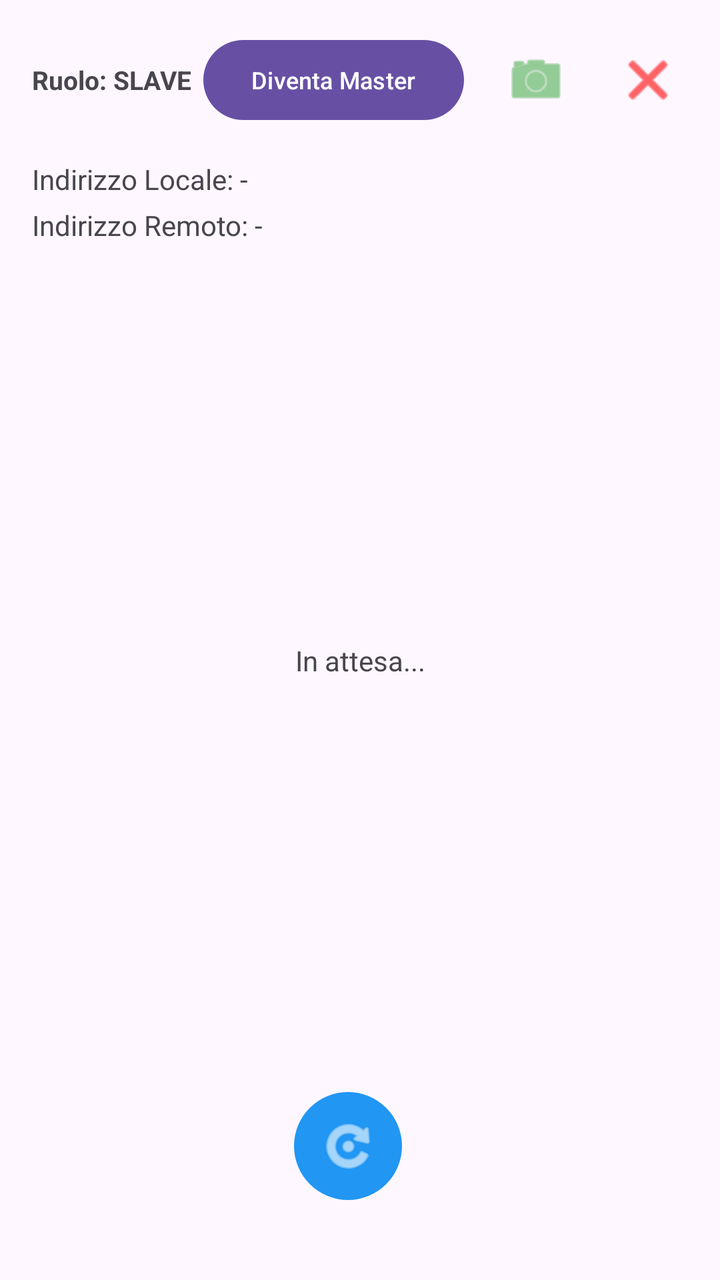
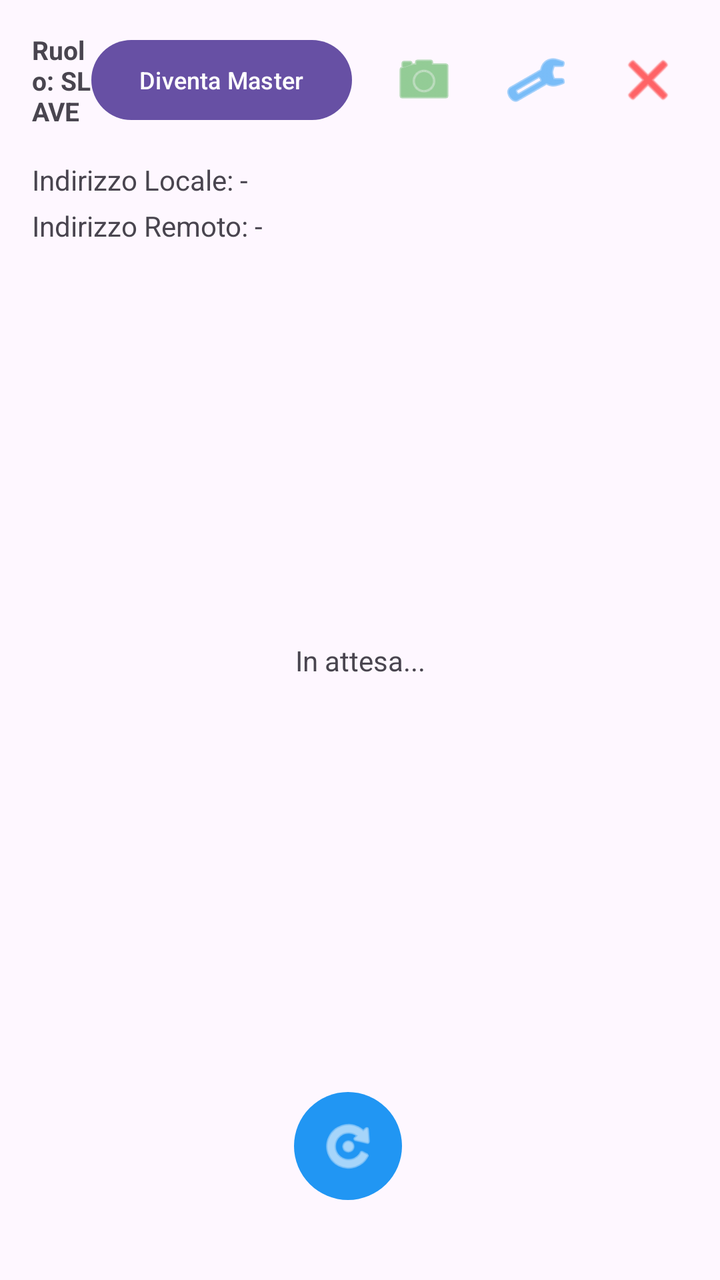

Before-and-after screenshots of an Android layout around one commit, followed by the original layout XML and the change that was made.
<!-- AndroidManifest.xml: application theme Theme.Remote_camera -->
<!-- res/layout/activity_main.xml -->
<?xml version="1.0" encoding="utf-8"?>
<androidx.constraintlayout.widget.ConstraintLayout xmlns:android="http://schemas.android.com/apk/res/android"
    xmlns:app="http://schemas.android.com/apk/res-auto"
    xmlns:tools="http://schemas.android.com/tools"
    android:id="@+id/main"
    android:layout_width="match_parent"
    android:layout_height="match_parent"
    tools:context=".MainActivity">

    <LinearLayout
        android:id="@+id/topBar"
        android:layout_width="match_parent"
        android:layout_height="wrap_content"
        android:orientation="horizontal"
        android:padding="16dp"
        android:gravity="center_vertical"
        app:layout_constraintTop_toTopOf="parent">

        <TextView
            android:id="@+id/roleLabel"
            android:layout_width="0dp"
            android:layout_height="wrap_content"
            android:layout_weight="1"
            android:text="Ruolo: SLAVE"
            android:textSize="13sp"
            android:textStyle="bold" />

        <Button
            android:id="@+id/becomeMasterButton"
            android:layout_width="wrap_content"
            android:layout_height="wrap_content"
            android:text="Diventa Master"
            android:textSize="12sp"
            android:visibility="visible" />

        <ImageButton
            android:id="@+id/switchCameraButton"
            android:layout_width="40dp"
            android:layout_height="40dp"
            android:layout_marginStart="16dp"
            android:background="?attr/selectableItemBackgroundBorderless"
            android:scaleType="centerInside"
            android:src="@android:drawable/ic_menu_camera"
            app:tint="#4CAF50" />

        <ImageButton
            android:id="@+id/closeButton"
            android:layout_width="40dp"
            android:layout_height="40dp"
            android:layout_marginStart="16dp"
            android:background="?attr/selectableItemBackgroundBorderless"
            android:scaleType="centerInside"
            android:src="@android:drawable/ic_menu_close_clear_cancel"
            app:tint="#FF0000" />
    </LinearLayout>

    <LinearLayout
        android:id="@+id/statusLayout"
        android:layout_width="match_parent"
        android:layout_height="wrap_content"
        android:orientation="vertical"
        android:paddingHorizontal="16dp"
        app:layout_constraintTop_toBottomOf="@id/topBar">

        <TextView
            android:id="@+id/localIpTextView"
            android:layout_width="wrap_content"
            android:layout_height="wrap_content"
            android:text="Indirizzo Locale: -"
            android:textSize="14sp" />

        <TextView
            android:id="@+id/remoteIpTextView"
            android:layout_width="wrap_content"
            android:layout_height="wrap_content"
            android:text="Indirizzo Remoto: -"
            android:textSize="14sp"
            android:layout_marginTop="4dp" />
    </LinearLayout>

    <FrameLayout
        android:id="@+id/cameraContainer"
        android:layout_width="300dp"
        android:layout_height="300dp"
        android:background="#000"
        android:visibility="gone"
        app:layout_constraintBottom_toTopOf="@id/focusControlLayout"
        app:layout_constraintEnd_toEndOf="parent"
        app:layout_constraintStart_toStartOf="parent"
        app:layout_constraintTop_toBottomOf="@id/statusLayout"
        app:layout_constraintVertical_chainStyle="packed">

        <ImageView
            android:id="@+id/remoteImageView"
            android:layout_width="match_parent"
            android:layout_height="match_parent"
            android:scaleType="centerCrop"
            android:visibility="gone" />

        <androidx.camera.view.PreviewView
            android:id="@+id/localPreviewView"
            android:layout_width="match_parent"
            android:layout_height="match_parent"
            android:visibility="gone" />
    </FrameLayout>

    <LinearLayout
        android:id="@+id/focusControlLayout"
        android:layout_width="match_parent"
        android:layout_height="wrap_content"
        android:orientation="vertical"
        android:padding="16dp"
        android:visibility="gone"
        app:layout_constraintTop_toBottomOf="@id/cameraContainer"
        app:layout_constraintBottom_toTopOf="@id/statusTextView">

        <LinearLayout
            android:layout_width="match_parent"
            android:layout_height="wrap_content"
            android:orientation="horizontal"
            android:gravity="center_vertical"
            android:layout_marginBottom="8dp">

            <TextView
                android:layout_width="wrap_content"
                android:layout_height="wrap_content"
                android:text="AF"
                android:textSize="12sp"
                android:layout_marginEnd="8dp"
                android:textColor="#FFFFFF"/>

            <androidx.appcompat.widget.SwitchCompat
                android:id="@+id/autofocusSwitch"
                android:layout_width="wrap_content"
                android:layout_height="wrap_content"
                android:checked="true" />

            <SeekBar
                android:id="@+id/focusSeekBar"
                android:layout_width="0dp"
                android:layout_height="wrap_content"
                android:layout_weight="1"
                android:max="100"
                android:visibility="gone" />
        </LinearLayout>

        <LinearLayout
            android:layout_width="match_parent"
            android:layout_height="wrap_content"
            android:orientation="horizontal"
            android:gravity="center_vertical"
            android:layout_marginBottom="8dp">

            <TextView
                android:id="@+id/resolutionLabelTextView"
                android:layout_width="wrap_content"
                android:layout_height="wrap_content"
                android:text="Risoluzione: Media (1080p)"
                android:textSize="12sp"
                android:textColor="#FFFFFF"
                android:layout_marginEnd="8dp" />

            <SeekBar
                android:id="@+id/resolutionSeekBar"
                android:layout_width="0dp"
                android:layout_height="wrap_content"
                android:layout_weight="1"
                android:max="2"
                android:progress="1" />
        </LinearLayout>

        <LinearLayout
            android:layout_width="match_parent"
            android:layout_height="wrap_content"
            android:orientation="horizontal"
            android:gravity="center_vertical">

            <TextView
                android:id="@+id/zoomLabelTextView"
                android:layout_width="wrap_content"
                android:layout_height="wrap_content"
                android:text="Zoom: 1.0x"
                android:textSize="12sp"
                android:textColor="#FFFFFF"
                android:layout_marginEnd="8dp" />

            <SeekBar
                android:id="@+id/zoomSeekBar"
                android:layout_width="0dp"
                android:layout_height="wrap_content"
                android:layout_weight="1"
                android:max="100"
                android:progress="0" />
        </LinearLayout>
    </LinearLayout>

    <TextView
        android:id="@+id/statusTextView"
        android:layout_width="wrap_content"
        android:layout_height="wrap_content"
        android:text="In attesa..."
        android:padding="16dp"
        android:gravity="center"
        app:layout_constraintBottom_toTopOf="@id/bottomActionsBar"
        app:layout_constraintEnd_toEndOf="parent"
        app:layout_constraintStart_toStartOf="parent"
        app:layout_constraintTop_toBottomOf="@id/focusControlLayout" />

    <LinearLayout
        android:id="@+id/bottomActionsBar"
        android:layout_width="wrap_content"
        android:layout_height="wrap_content"
        android:orientation="horizontal"
        android:gravity="center"
        android:padding="8dp"
        android:layout_marginBottom="32dp"
        app:layout_constraintBottom_toBottomOf="parent"
        app:layout_constraintEnd_toEndOf="parent"
        app:layout_constraintStart_toStartOf="parent">

        
        <ImageButton
            android:id="@+id/scanButton"
            android:layout_width="54dp"
            android:layout_height="54dp"
            android:layout_marginEnd="12dp"
            android:background="@drawable/circle_button_background"
            android:src="@android:drawable/ic_menu_rotate"
            android:scaleType="centerInside"
            android:padding="12dp"
            android:contentDescription="Nuova Scansione"
            app:tint="#FFFFFF" />

        
        <ImageButton
            android:id="@+id/captureButton"
            android:layout_width="64dp"
            android:layout_height="64dp"
            android:layout_marginEnd="12dp"
            android:background="@drawable/circle_red_button_background"
            android:src="@android:drawable/ic_menu_camera"
            android:scaleType="centerInside"
            android:padding="12dp"
            android:contentDescription="Scatta Foto"
            android:visibility="gone"
            app:tint="#FFFFFF" />

        
        <ImageButton
            android:id="@+id/editPhotoButton"
            android:layout_width="54dp"
            android:layout_height="54dp"
            android:layout_marginEnd="12dp"
            android:background="@drawable/circle_button_background"
            android:src="@android:drawable/ic_menu_edit"
            android:scaleType="centerInside"
            android:padding="12dp"
            android:contentDescription="Modifica foto"
            android:visibility="gone"
            app:tint="#FFFFFF" />

        
        <ImageButton
            android:id="@+id/recognizeLegoButton"
            android:layout_width="54dp"
            android:layout_height="54dp"
            android:layout_marginEnd="12dp"
            android:background="@drawable/circle_button_background"
            android:src="@android:drawable/ic_menu_search"
            android:scaleType="centerInside"
            android:padding="12dp"
            android:contentDescription="Riconosci Lego"
            android:visibility="gone"
            app:tint="#FFFFFF" />

        
        <ImageButton
            android:id="@+id/loadPhotoButton"
            android:layout_width="54dp"
            android:layout_height="54dp"
            android:background="@drawable/circle_button_background"
            android:src="@android:drawable/ic_menu_gallery"
            android:scaleType="centerInside"
            android:padding="12dp"
            android:contentDescription="Carica Foto"
            android:visibility="gone"
            app:tint="#FFFFFF" />
    </LinearLayout>

    
    <FrameLayout
        android:id="@+id/slavePaletteContainer"
        android:layout_width="match_parent"
        android:layout_height="match_parent"
        android:background="#FF1E1E1E"
        android:visibility="gone"
        android:clickable="true"
        android:focusable="true"
        android:elevation="25dp">

        <LinearLayout
            android:layout_width="match_parent"
            android:layout_height="match_parent"
            android:orientation="vertical"
            android:padding="20dp"
            android:gravity="center_horizontal">

            <TextView
                android:layout_width="wrap_content"
                android:layout_height="wrap_content"
                android:text="Strumenti &amp; Colori Disegno"
                android:textColor="#FFFFFF"
                android:textSize="22sp"
                android:textStyle="bold"
                android:layout_marginTop="24dp" />

            <TextView
                android:id="@+id/paletteBadgeTextView"
                android:layout_width="wrap_content"
                android:layout_height="wrap_content"
                android:text="PALETTE ASSEGNATA: STRUMENTI"
                android:textColor="#2196F3"
                android:textSize="13sp"
                android:textStyle="bold"
                android:background="#332196F3"
                android:paddingHorizontal="14dp"
                android:paddingVertical="6dp"
                android:layout_marginTop="8dp" />

            <TextView
                android:id="@+id/paletteBadgeDescTextView"
                android:layout_width="wrap_content"
                android:layout_height="wrap_content"
                android:text="Dispositivo dedicato per la palette assegnata"
                android:textColor="#CCCCCC"
                android:textSize="12sp"
                android:layout_marginTop="4dp"
                android:layout_marginBottom="10dp" />

            
            <LinearLayout
                android:id="@+id/paletteTabsLayout"
                android:layout_width="match_parent"
                android:layout_height="wrap_content"
                android:orientation="horizontal"
                android:gravity="center"
                android:layout_marginBottom="12dp">

                <Button
                    android:id="@+id/tabPalette1Button"
                    android:layout_width="0dp"
                    android:layout_height="40dp"
                    android:layout_weight="1"
                    android:text="1. Strumenti"
                    android:textSize="11sp"
                    android:layout_marginEnd="4dp" />

                <Button
                    android:id="@+id/tabPalette2Button"
                    android:layout_width="0dp"
                    android:layout_height="40dp"
                    android:layout_weight="1"
                    android:text="2. Colori"
                    android:textSize="11sp"
                    android:layout_marginEnd="4dp" />

                <Button
                    android:id="@+id/tabPalette3Button"
                    android:layout_width="0dp"
                    android:layout_height="40dp"
                    android:layout_weight="1"
                    android:text="3. Sfumature"
                    android:textSize="11sp" />
            </LinearLayout>

            <ScrollView
                android:layout_width="match_parent"
                android:layout_height="0dp"
                android:layout_weight="1">

                <LinearLayout
                    android:layout_width="match_parent"
                    android:layout_height="wrap_content"
                    android:orientation="vertical">

                    
                    <LinearLayout
                        android:id="@+id/paletteToolsContainer"
                        android:layout_width="match_parent"
                        android:layout_height="wrap_content"
                        android:orientation="vertical">

                        <TextView
                            android:layout_width="wrap_content"
                            android:layout_height="wrap_content"
                            android:text="Palette Strumenti"
                            android:textColor="#2196F3"
                            android:textSize="16sp"
                            android:textStyle="bold"
                            android:layout_marginBottom="8dp" />

                        <LinearLayout
                            android:layout_width="match_parent"
                            android:layout_height="wrap_content"
                            android:orientation="vertical"
                            android:background="#2A2A2A"
                            android:padding="16dp"
                            android:layout_marginBottom="20dp">

                            <LinearLayout
                                android:layout_width="match_parent"
                                android:layout_height="wrap_content"
                                android:orientation="horizontal"
                                android:gravity="center_vertical">

                                <TextView
                                    android:layout_width="0dp"
                                    android:layout_height="wrap_content"
                                    android:layout_weight="1"
                                    android:text="Dimensione Pennello"
                                    android:textColor="#FFFFFF"
                                    android:textSize="14sp" />

                                <TextView
                                    android:id="@+id/brushSizeValueTextView"
                                    android:layout_width="wrap_content"
                                    android:layout_height="wrap_content"
                                    android:text="12 px"
                                    android:textColor="#2196F3"
                                    android:textSize="14sp"
                                    android:textStyle="bold" />
                            </LinearLayout>

                            <LinearLayout
                                android:layout_width="match_parent"
                                android:layout_height="wrap_content"
                                android:orientation="horizontal"
                                android:gravity="center_vertical"
                                android:layout_marginTop="12dp">

                                <View
                                    android:id="@+id/brushSizePreviewView"
                                    android:layout_width="24dp"
                                    android:layout_height="24dp"
                                    android:background="@drawable/circle_button_background"
                                    android:layout_marginEnd="12dp" />

                                <SeekBar
                                    android:id="@+id/brushSizeSeekBar"
                                    android:layout_width="0dp"
                                    android:layout_height="wrap_content"
                                    android:layout_weight="1"
                                    android:min="2"
                                    android:max="80"
                                    android:progress="12" />
                            </LinearLayout>
                        </LinearLayout>
                    </LinearLayout>

                    
                    <LinearLayout
                        android:id="@+id/paletteColorsContainer"
                        android:layout_width="match_parent"
                        android:layout_height="wrap_content"
                        android:orientation="vertical">

                        <TextView
                            android:layout_width="wrap_content"
                            android:layout_height="wrap_content"
                            android:text="Palette Colori"
                            android:textColor="#2196F3"
                            android:textSize="16sp"
                            android:textStyle="bold"
                            android:layout_marginBottom="8dp" />

                        <LinearLayout
                            android:id="@+id/colorPaletteLayout"
                            android:layout_width="match_parent"
                            android:layout_height="wrap_content"
                            android:orientation="vertical"
                            android:gravity="center_horizontal"
                            android:layout_marginBottom="20dp" />
                    </LinearLayout>

                    
                    <LinearLayout
                        android:id="@+id/paletteShadesContainer"
                        android:layout_width="match_parent"
                        android:layout_height="wrap_content"
                        android:orientation="vertical">

                        <TextView
                            android:layout_width="wrap_content"
                            android:layout_height="wrap_content"
                            android:text="Palette Color Scheme &amp; Sfumature"
                            android:textColor="#2196F3"
                            android:textSize="16sp"
                            android:textStyle="bold"
                            android:layout_marginTop="10dp"
                            android:layout_marginBottom="8dp" />

                        <LinearLayout
                        android:id="@+id/customShadePaletteLayout"
                        android:layout_width="match_parent"
                        android:layout_height="wrap_content"
                        android:orientation="vertical"
                        android:background="#2A2A2A"
                        android:padding="16dp"
                        android:layout_marginBottom="20dp">

                        
                        <LinearLayout
                            android:layout_width="match_parent"
                            android:layout_height="wrap_content"
                            android:orientation="horizontal"
                            android:gravity="center_vertical"
                            android:layout_marginBottom="16dp">

                            <View
                                android:id="@+id/customShadePreview"
                                android:layout_width="48dp"
                                android:layout_height="48dp"
                                android:background="@drawable/circle_button_background"
                                android:layout_marginEnd="14dp" />

                            <LinearLayout
                                android:layout_width="0dp"
                                android:layout_height="wrap_content"
                                android:layout_weight="1"
                                android:orientation="vertical">

                                <TextView
                                    android:id="@+id/customShadeNameTextView"
                                    android:layout_width="wrap_content"
                                    android:layout_height="wrap_content"
                                    android:text="Sfumatura Attiva"
                                    android:textColor="#FFFFFF"
                                    android:textSize="15sp"
                                    android:textStyle="bold" />

                                <TextView
                                    android:id="@+id/customShadeHexTextView"
                                    android:layout_width="wrap_content"
                                    android:layout_height="wrap_content"
                                    android:text="#FF0000"
                                    android:textColor="#2196F3"
                                    android:textSize="13sp"
                                    android:layout_marginTop="2dp" />
                            </LinearLayout>

                            <Button
                                android:id="@+id/applyCustomShadeButton"
                                android:layout_width="wrap_content"
                                android:layout_height="wrap_content"
                                android:text="Applica"
                                android:textSize="12sp" />
                        </LinearLayout>

                        
                        <TextView
                            android:layout_width="wrap_content"
                            android:layout_height="wrap_content"
                            android:text="Tonalità (Spettro Cromatico)"
                            android:textColor="#FFFFFF"
                            android:textSize="13sp"
                            android:layout_marginBottom="4dp" />

                        <com.igino.remote_camera.ColorSliderView
                            android:id="@+id/hueSliderView"
                            android:layout_width="match_parent"
                            android:layout_height="36dp"
                            android:layout_marginBottom="14dp" />

                        
                        <TextView
                            android:layout_width="wrap_content"
                            android:layout_height="wrap_content"
                            android:text="Sfumatura (Scuro - Vivo - Chiaro)"
                            android:textColor="#FFFFFF"
                            android:textSize="13sp"
                            android:layout_marginBottom="4dp" />

                        <com.igino.remote_camera.ColorSliderView
                            android:id="@+id/shadeSliderView"
                            android:layout_width="match_parent"
                            android:layout_height="36dp"
                            android:layout_marginBottom="14dp" />

                        
                        <TextView
                            android:layout_width="wrap_content"
                            android:layout_height="wrap_content"
                            android:text="Intensità / Saturazione (Tenue - Vivace)"
                            android:textColor="#FFFFFF"
                            android:textSize="13sp"
                            android:layout_marginBottom="4dp" />

                        <com.igino.remote_camera.ColorSliderView
                            android:id="@+id/saturationSliderView"
                            android:layout_width="match_parent"
                            android:layout_height="36dp"
                            android:layout_marginBottom="16dp" />

                        
                        <TextView
                            android:layout_width="wrap_content"
                            android:layout_height="wrap_content"
                            android:text="Sfumature del Color Scheme (Tinte &amp; Ombre)"
                            android:textColor="#2196F3"
                            android:textSize="13sp"
                            android:textStyle="bold"
                            android:layout_marginBottom="8dp" />

                        <HorizontalScrollView
                            android:layout_width="match_parent"
                            android:layout_height="wrap_content"
                            android:scrollbars="none"
                            android:layout_marginBottom="16dp">

                            <LinearLayout
                                android:id="@+id/generatedShadesContainer"
                                android:layout_width="wrap_content"
                                android:layout_height="wrap_content"
                                android:orientation="horizontal"
                                android:gravity="center_vertical" />
                        </HorizontalScrollView>

                        
                        <TextView
                            android:layout_width="wrap_content"
                            android:layout_height="wrap_content"
                            android:text="Armonie Cromatiche (Complementare, Analoghe)"
                            android:textColor="#2196F3"
                            android:textSize="13sp"
                            android:textStyle="bold"
                            android:layout_marginBottom="8dp" />

                        <HorizontalScrollView
                            android:layout_width="match_parent"
                            android:layout_height="wrap_content"
                            android:scrollbars="none">

                            <LinearLayout
                                android:id="@+id/colorHarmoniesContainer"
                                android:layout_width="wrap_content"
                                android:layout_height="wrap_content"
                                android:orientation="horizontal"
                                android:gravity="center_vertical" />
                        </HorizontalScrollView>
                    </LinearLayout>
                </LinearLayout>
            </LinearLayout>
        </ScrollView>

            <LinearLayout
                android:layout_width="match_parent"
                android:layout_height="wrap_content"
                android:orientation="horizontal"
                android:gravity="center"
                android:layout_marginTop="12dp"
                android:layout_marginBottom="16dp">

                <Button
                    android:id="@+id/backToDrawingButton"
                    android:layout_width="wrap_content"
                    android:layout_height="wrap_content"
                    android:text="Torna al Disegno"
                    android:textSize="15sp"
                    android:paddingHorizontal="24dp"
                    android:paddingVertical="12dp"
                    android:layout_marginEnd="12dp"
                    android:visibility="gone" />

                <Button
                    android:id="@+id/closePaletteButton"
                    android:layout_width="wrap_content"
                    android:layout_height="wrap_content"
                    android:text="Chiudi Modifica"
                    android:textSize="15sp"
                    android:paddingHorizontal="24dp"
                    android:paddingVertical="12dp" />
            </LinearLayout>
        </LinearLayout>
    </FrameLayout>

    
    <FrameLayout
        android:id="@+id/fullScreenDrawingContainer"
        android:layout_width="match_parent"
        android:layout_height="match_parent"
        android:background="#FF000000"
        android:visibility="gone"
        android:clickable="true"
        android:focusable="true"
        android:elevation="10dp">

        <com.igino.remote_camera.DrawingView
            android:id="@+id/drawingView"
            android:layout_width="match_parent"
            android:layout_height="match_parent" />

        <LinearLayout
            android:layout_width="match_parent"
            android:layout_height="wrap_content"
            android:orientation="horizontal"
            android:padding="12dp"
            android:background="#80000000"
            android:gravity="center_vertical"
            android:layout_gravity="top">

            <View
                android:id="@+id/drawingColorIndicator"
                android:layout_width="28dp"
                android:layout_height="28dp"
                android:background="#FF0000"
                android:layout_marginEnd="8dp" />

            <TextView
                android:id="@+id/drawingStatusText"
                android:layout_width="0dp"
                android:layout_height="wrap_content"
                android:layout_weight="1"
                android:text="Disegna con il dito"
                android:textColor="#FFFFFF"
                android:textSize="14sp" />

            <Button
                android:id="@+id/clearDrawingButton"
                android:layout_width="wrap_content"
                android:layout_height="wrap_content"
                android:text="Cancella"
                android:layout_marginEnd="6dp" />

            <Button
                android:id="@+id/saveDrawingButton"
                android:layout_width="wrap_content"
                android:layout_height="wrap_content"
                android:text="Salva"
                android:layout_marginEnd="6dp" />

            <ImageButton
                android:id="@+id/closeDrawingButton"
                android:layout_width="40dp"
                android:layout_height="40dp"
                android:background="?attr/selectableItemBackgroundBorderless"
                android:src="@android:drawable/ic_menu_close_clear_cancel"
                app:tint="#FFFFFF" />
        </LinearLayout>

        
        <LinearLayout
            android:layout_width="match_parent"
            android:layout_height="wrap_content"
            android:layout_gravity="bottom"
            android:orientation="vertical"
            android:background="#C0000000"
            android:padding="8dp">

            <TextView
                android:layout_width="match_parent"
                android:layout_height="wrap_content"
                android:text="Palette 3: Color Scheme &amp; Sfumature"
                android:textColor="#2196F3"
                android:textSize="12sp"
                android:textStyle="bold"
                android:gravity="center"
                android:layout_marginBottom="4dp" />

            <HorizontalScrollView
                android:layout_width="match_parent"
                android:layout_height="wrap_content"
                android:scrollbars="none">

                <LinearLayout
                    android:id="@+id/imageEditingShadesContainer"
                    android:layout_width="wrap_content"
                    android:layout_height="wrap_content"
                    android:orientation="horizontal"
                    android:gravity="center_vertical" />
            </HorizontalScrollView>
        </LinearLayout>
    </FrameLayout>

</androidx.constraintlayout.widget.ConstraintLayout>
<!-- resources referenced by this layout -->
<resources>
  <!-- drawable circle_button_background (drawable) -->
  <?xml version="1.0" encoding="utf-8"?>
  <ripple xmlns:android="http://schemas.android.com/apk/res/android"
      android:color="#40FFFFFF">
      <item>
          <shape android:shape="oval">
              <solid android:color="#2196F3" />
          </shape>
      </item>
  </ripple>
  <!-- drawable circle_red_button_background (drawable) -->
  <?xml version="1.0" encoding="utf-8"?>
  <ripple xmlns:android="http://schemas.android.com/apk/res/android"
      android:color="#40FFFFFF">
      <item>
          <shape android:shape="oval">
              <solid android:color="#F44336" />
          </shape>
      </item>
  </ripple>
  <style name="Theme.Remote_camera" parent="Base.Theme.Remote_camera" />
  <style name="Base.Theme.Remote_camera" parent="Theme.Material3.DayNight.NoActionBar">
          
          
      </style>
</resources>

<!-- the commit's change to res/layout/activity_main.xml (unified diff, before → after) -->
@@ -42,6 +42,17 @@
             android:scaleType="centerInside"
             android:src="@android:drawable/ic_menu_camera"
             app:tint="#4CAF50" />
+
+        <ImageButton
+            android:id="@+id/settingsButton"
+            android:layout_width="40dp"
+            android:layout_height="40dp"
+            android:layout_marginStart="16dp"
+            android:background="?attr/selectableItemBackgroundBorderless"
+            android:scaleType="centerInside"
+            android:src="@android:drawable/ic_menu_manage"
+            android:contentDescription="Impostazioni API Key"
+            app:tint="#2196F3" />
 
         <ImageButton
             android:id="@+id/closeButton"
